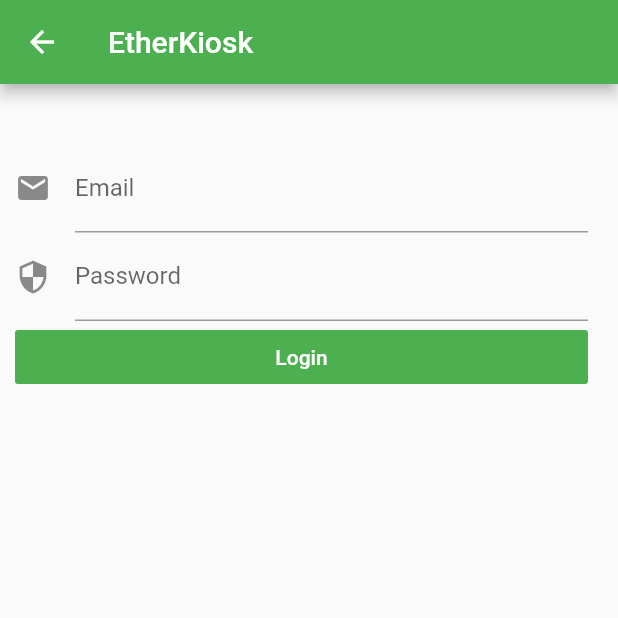
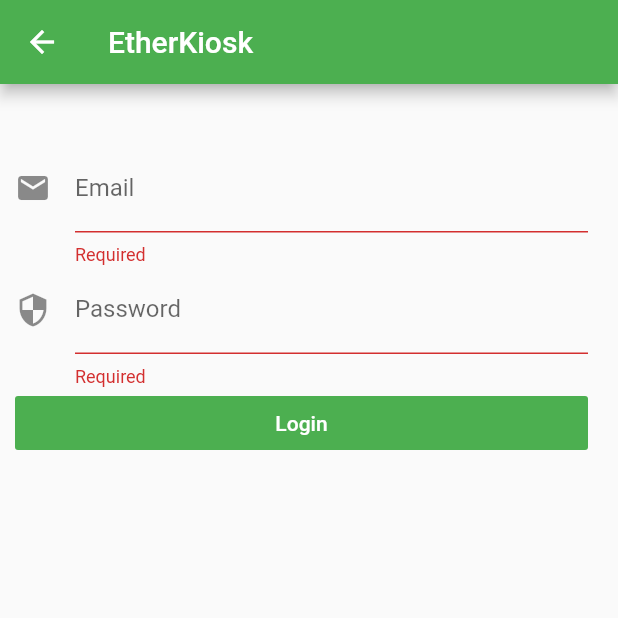
Before and after one commit to doseikwatia/ether_kiosk, a Flutter app: the EmailLoginPage screen opened directly, after a tap on "Login", on a phone screen of 412 x 824 dp, the top half of it. Run offline on Flutter 3.47's test engine with Material 2 defaults, Android fonts, the phone set to English and light mode, and no system bars; our stand-ins replace firebase_auth, firebase_core, flutter_redux, font_awesome_flutter, google_sign_in, redux and 1 more; missing offline and left inert: flutter_facebook_login; accounts and stored records are empty; statements that could not run were skipped.

Commit message:
Tour with Stephen about how to login with email and password

```diff
--- a/lib/store/actions.dart
+++ b/lib/store/actions.dart
@@ -44,8 +44,9 @@ class SignInWithFacebookAction {
 
 class SignInWithEmailAction {
   final BuildContext context;
-
-  SignInWithEmailAction({this.context});
+  final String email;
+  final String password;
+  SignInWithEmailAction(this.email, this.password, {this.context});
 }
 
 
--- a/lib/store/middlewares/auth_middleware.dart
+++ b/lib/store/middlewares/auth_middleware.dart
@@ -20,21 +20,21 @@ final List<Middleware<AppState>> authMiddlewares = [
   new TypedMiddleware<AppState, SignOutAction>(_signOutMiddleware),
   new TypedMiddleware<AppState, SignInWithFacebookAction>(
       _signInWithFacebookMiddleware),
+  new TypedMiddleware<AppState, SignInWithEmailAction>(_signInWithEmail)
 ];
 
-
-void _signInWithFacebookMiddleware(
-    Store<AppState> store, SignInWithFacebookAction action, NextDispatcher next) async {
+void _signInWithFacebookMiddleware(Store<AppState> store,
+    SignInWithFacebookAction action, NextDispatcher next) async {
   store.dispatch(new UpdateAuthInfoAction(userState: UserState.Signing_In));
   FacebookLoginResult facebookLoginResult =
-      await _facebookLogin.logIn(['email','public_profile']);
+      await _facebookLogin.logIn(['email', 'public_profile']);
   Firebase.auth
       .signInWithCredential(FacebookAuthProvider.getCredential(
           accessToken: facebookLoginResult.accessToken
               .token)) //accessToken: facebookLoginResult.accessToken.token
       .then((result) {
-    store.dispatch(
-        UpdateAuthInfoAction(user: result.user, userState: UserState.Signed_In));
+    store.dispatch(UpdateAuthInfoAction(
+        user: result.user, userState: UserState.Signed_In));
   }).catchError((err) {
     print('Error $err occured.');
     showNotification(action.context, store, 'An error occurred',
@@ -44,8 +44,8 @@ void _signInWithFacebookMiddleware(
   });
 }
 
-void _signInWithGoogleMiddleware(
-    Store<AppState> store, SignInWithGoogleAction action, NextDispatcher next) async {
+void _signInWithGoogleMiddleware(Store<AppState> store,
+    SignInWithGoogleAction action, NextDispatcher next) async {
   store.dispatch(new UpdateAuthInfoAction(userState: UserState.Signing_In));
   GoogleSignInAccount googleUser = await _googleSignIn.signIn();
   GoogleSignInAuthentication googleAuth = await googleUser.authentication;
@@ -55,8 +55,8 @@ void _signInWithGoogleMiddleware(
           accessToken: googleAuth
               .accessToken)) // accessToken: googleAuth.accessToken,idToken: googleAuth.idToken,
       .then((result) {
-    store.dispatch(
-        new UpdateAuthInfoAction(user: result.user, userState: UserState.Signed_In));
+    store.dispatch(new UpdateAuthInfoAction(
+        user: result.user, userState: UserState.Signed_In));
   }).catchError((err) {
     print('Error $err occured.');
     showNotification(action.context, store, 'An error occurred',
@@ -69,12 +69,9 @@ void _signInWithGoogleMiddleware(
 void _signOutMiddleware(
     Store<AppState> store, SignOutAction action, NextDispatcher next) async {
   store.dispatch(new UpdateAuthInfoAction(userState: UserState.Signing_Out));
-  Firebase.auth
-      .signOut()
-      .then((user){ store
-          .dispatch(new UpdateAuthInfoAction(userState: UserState.Signed_Out));
-      })
-      .catchError((err) {
+  Firebase.auth.signOut().then((user) {
+    store.dispatch(new UpdateAuthInfoAction(userState: UserState.Signed_Out));
+  }).catchError((err) {
     print('Error $err occured.');
     showNotification(action.context, store, 'An error occurred',
         notificationType: NotificationType.Toast);
@@ -82,3 +79,13 @@ void _signOutMiddleware(
         userState: UserState.Sign_Out_Err, errMsg: err.toString()));
   });
 }
+
+void _signInWithEmail(
+    Store<AppState> store, SignInWithEmailAction action, next) {
+  store.dispatch(new UpdateAuthInfoAction(userState: UserState.Signing_In));
+  Firebase.auth.signInWithEmailAndPassword(email: action.email, password: action.password).then((user) {
+    print(user);
+  }).catchError((err) {
+    print(err);
+  });
+}
--- a/lib/ui/pages/emailloginpage.dart
+++ b/lib/ui/pages/emailloginpage.dart
@@ -1,87 +1,78 @@
-
+import 'package:ether_kiosk/models/appstate.dart';
+import 'package:ether_kiosk/store/index.dart';
 import 'package:flutter/material.dart';
-
+import 'package:flutter_redux/flutter_redux.dart';
 
 class EmailLoginPage extends StatefulWidget {
-
   _EmailLoginPageState createState() => _EmailLoginPageState();
 }
 
 class _EmailLoginPageState extends State<EmailLoginPage> {
-
-  GlobalKey<FormState> _formKey =GlobalKey<FormState>();
-   bool _isLoggingIn =false;
-
+  bool _isLoggingIn = false;
   @override
   Widget build(BuildContext context) {
     return Scaffold(
       appBar: AppBar(
         title: const Text('EtherKiosk'),
       ),
-      body: Stack(
-        children: <Widget>[
-          EmailLoginForm(
-            formKey: _formKey,
-
-          ),
-          Positioned(
-            top: 0,
-            bottom: 0,
-            left: 0,
-            right: 0,
-            child: Center(
-              child:_isLoggingIn ? CircularProgressIndicator(): Container(),
-            ),
-          )
-        ],
-
-      ),
-
+      body: Center(
+          child: _isLoggingIn ? CircularProgressIndicator() : EmailLoginForm()),
     );
   }
-
 }
 
-
-class EmailLoginForm extends StatelessWidget {
+class EmailLoginForm extends StatefulWidget {
   const EmailLoginForm({
     Key key,
-     this.formKey,
-
   });
 
-  final GlobalKey<FormState> formKey;
+  @override
+  _EmailLoginFormState createState() => _EmailLoginFormState();
+}
 
-
+class _EmailLoginFormState extends State<EmailLoginForm> {
+  final GlobalKey<FormState> _formKey = GlobalKey<FormState>();
+  String _email;
+  String _password;
   @override
   Widget build(BuildContext context) {
     return Padding(
       padding: const EdgeInsets.fromLTRB(10, 40, 20, 0),
       child: Form(
-        key: formKey,
+        key: _formKey,
         child: Column(
-          crossAxisAlignment:  CrossAxisAlignment.stretch,
+          crossAxisAlignment: CrossAxisAlignment.stretch,
           children: <Widget>[
             TextFormField(
-              decoration: InputDecoration(labelText: 'Email', icon: Icon(Icons.email)),
-              validator: (value)=> value.isEmpty ? 'Required':null,
-
-
+              decoration:
+                  InputDecoration(labelText: 'Email', icon: Icon(Icons.email)),
+              validator:  (value) => value.isEmpty ? 'Required' : null,
+              onSaved: (value) {
+                _email = value.trim();
+              },
             ),
             TextFormField(
               obscureText: true,
-              decoration: InputDecoration(labelText: 'Password', icon:Icon(Icons.security)),
-              validator: (value)=> value.isEmpty ?'Required': null,
-
+              decoration: InputDecoration(
+                  labelText: 'Password', icon: Icon(Icons.security)),
+              validator: (value) => value.isEmpty ? 'Required' : null,
+              onSaved: (value) {
+                _password = value;
+              },
             ),
             FlatButton(
               child: const Text('Login'),
-              onPressed:(){}, //_LoginPageViewModel.onSigninWithEmailClicked(context), need to add the redux store action here.
+              onPressed: () {
+                if (!_formKey.currentState.validate()) return;
+                _formKey.currentState.save();
+                var store = StoreProvider.of<AppState>(context);
+                store.dispatch(
+                    SignInWithEmailAction(_email, _password, context: context));
+              }, //_LoginPageViewModel.onSigninWithEmailClicked(context), need to add the redux store action here.
               color: Colors.green,
               textColor: Colors.white,
             )
           ],
-
         ),
       ),
     );
--- a/lib/ui/pages/loginpage.dart
+++ b/lib/ui/pages/loginpage.dart
@@ -89,5 +89,5 @@ class _LoginPageViewModel {
       store.dispatch(SignInWithFacebookAction(context: ctx));
 
   void onSigninWithEmailClicked(BuildContext ctx) =>
-    store.dispatch(SignInWithEmailAction(context: ctx));
+    store.dispatch(SignInWithEmailAction("","",context: ctx));//TODO: use appropriate username and password variables
 }
```
